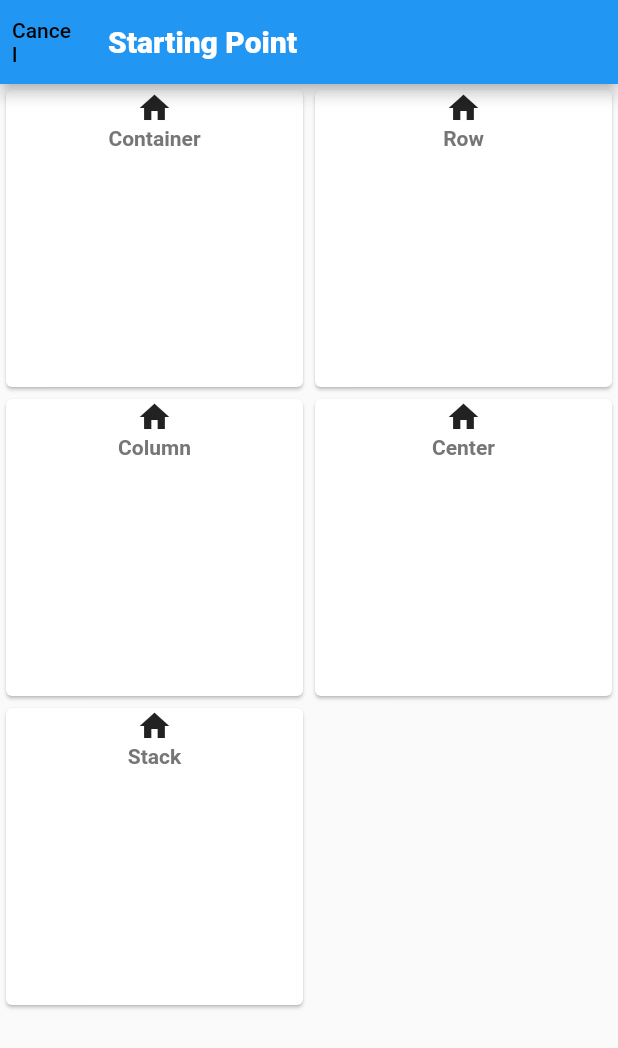
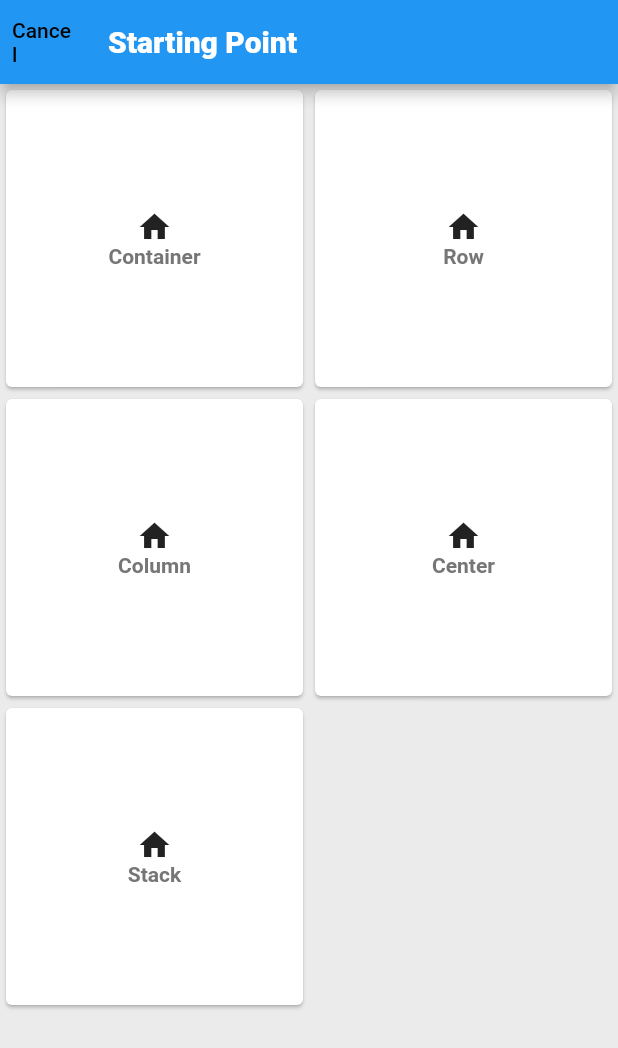
Before and after one commit to OmarHatem28/Try-It-Out, a Flutter app: the WidgetsScreen screen opened by its route, on a phone screen of 412 x 824 dp. Shown: the top 1048 px of the screen. Run offline on Flutter 3.47's test engine with Material 2 defaults, Android fonts, the light colour scheme and no system bars; our stand-ins replace equatable, logger, shared_preferences; accounts and stored records are empty.

Commit message:
Enable Editing widget attributes from tree Enable selecting which child tree to show in case of Multiple children widget

```diff
--- a/lib/main.dart
+++ b/lib/main.dart
@@ -70,6 +70,7 @@ class MyApp extends StatelessWidget {
         primary: Colors.black,
       ),
     ),
+    backgroundColor: const Color(0xffebebeb),
     primaryColor: ConstColors.primaryColor,
     textTheme: const TextTheme(
       headline6: TextStyle(color: ConstColors.darkGrey, fontSize: 20, fontWeight: FontWeight.w900),
--- a/lib/models/multiple_children_widget.dart
+++ b/lib/models/multiple_children_widget.dart
@@ -2,11 +2,14 @@ import 't_widget.dart';
 
 abstract class MultipleChildrenWidget extends TWidget {
   final List<TWidget> children;
+  int selectedChildIndex;
 
   MultipleChildrenWidget({
     this.children = const [],
+    this.selectedChildIndex = 0,
+    TWidget? parent,
     required String name,
     required String icon,
     required String route,
-  }) : super(name: name, icon: icon, route: route);
+  }) : super(name: name, icon: icon, route: route, parent: parent);
 }
--- a/lib/models/single_child_widget.dart
+++ b/lib/models/single_child_widget.dart
@@ -1,12 +1,13 @@
 import 't_widget.dart';
 
 abstract class SingleChildWidget extends TWidget {
-  final TWidget? child;
+  TWidget? child;
 
   SingleChildWidget({
     this.child,
+    TWidget? parent,
     required String name,
     required String icon,
     required String route,
-  }) : super(name: name, icon: icon, route: route);
+  }) : super(name: name, icon: icon, route: route, parent: parent);
 }
--- a/lib/models/t_widget.dart
+++ b/lib/models/t_widget.dart
@@ -4,8 +4,14 @@ abstract class TWidget {
   final String name;
   final String icon;
   final String route;
+  TWidget? parent;
 
-  TWidget({required this.name, required this.icon, required this.route});
+  TWidget({
+    required this.name,
+    required this.icon,
+    required this.route,
+    this.parent,
+  });
 
   Widget toWidget();
 }
--- a/lib/models/widget_model/t_center.dart
+++ b/lib/models/widget_model/t_center.dart
@@ -7,11 +7,13 @@ import 'package:try_it_out/models/t_widget.dart';
 class TCenter extends SingleChildWidget {
   TCenter({
     TWidget? child,
+    TWidget? parent,
   }) : super(
     name: ConstStrings.center,
     icon: ConstAssets.center,
     route: RouteGenerator.center,
     child: child,
+    parent: parent,
   );
 
   @override
--- a/lib/models/widget_model/t_container.dart
+++ b/lib/models/widget_model/t_container.dart
@@ -14,11 +14,13 @@ class TContainer extends SingleChildWidget {
     this.width,
     this.height,
     TWidget? child,
+    TWidget? parent,
   }) : super(
-          name: ConstStrings.container,
+    name: ConstStrings.container,
           icon: ConstAssets.container,
           route: RouteGenerator.container,
           child: child,
+          parent: parent,
         );
 
   @override
--- a/lib/models/widget_model/t_row.dart
+++ b/lib/models/widget_model/t_row.dart
@@ -9,12 +9,14 @@ class TRow extends MultipleChildrenWidget {
 
   TRow({
     List<TWidget> children = const [],
+    TWidget? parent,
     this.mainAxisAlignment,
   }) : super(
     name: ConstStrings.row,
     icon: ConstAssets.row,
     route: RouteGenerator.row,
     children: children,
+    parent: parent,
   );
 
   @override
--- a/lib/presentation/screens/widget_form/center.dart
+++ b/lib/presentation/screens/widget_form/center.dart
@@ -38,7 +38,9 @@ class _TCenterFormState extends State<TCenterForm> {
             onPressed: () {
               TWidget result = TCenter(
                 child: child,
+                parent: widget.oldState?.parent,
               );
+              child?.parent = result;
               Navigator.pop(context, result);
             },
             child: const Text("Done"),
--- a/lib/presentation/screens/widget_form/container.dart
+++ b/lib/presentation/screens/widget_form/container.dart
@@ -47,7 +47,9 @@ class _TContainerFormState extends State<TContainerForm> {
                 height: double.parse(heightController.text),
                 width: double.parse(widthController.text),
                 child: child,
+                parent: widget.oldState?.parent,
               );
+              child?.parent = result;
               Navigator.pop(context, result);
             },
             child: const Text("Done"),
--- a/lib/presentation/screens/widget_form/row.dart
+++ b/lib/presentation/screens/widget_form/row.dart
@@ -28,7 +28,7 @@ class _TRowFormState extends State<TRowForm> with AppStatefulWidget {
   Widget build(BuildContext context) {
     return Scaffold(
       appBar: AppBar(
-        title: const Text(ConstStrings.center),
+        title: const Text(ConstStrings.row),
         leading: TextButton(
           onPressed: () => Navigator.pop(context),
           child: const Text("Cancel"),
@@ -39,7 +39,9 @@ class _TRowFormState extends State<TRowForm> with AppStatefulWidget {
               TWidget result = TRow(
                 children: children,
                 mainAxisAlignment: MainAxisAlignment.spaceBetween,
+                parent: widget.oldState?.parent,
               );
+              children.forEach((element) => element.parent = result);
               Navigator.pop(context, result);
             },
             child: const Text("Done"),
--- a/lib/presentation/screens/widgets_screen.dart
+++ b/lib/presentation/screens/widgets_screen.dart
@@ -1,14 +1,18 @@
 import 'package:flutter/material.dart';
 import 'package:try_it_out/configs/constants.dart';
+import 'package:try_it_out/models/t_widget.dart';
+import 'package:try_it_out/presentation/mixins/app_stateless_widget.dart';
 
-class WidgetsScreen extends StatelessWidget {
+// ignore: must_be_immutable
+class WidgetsScreen extends StatelessWidget with AppStatelessWidget{
   final String? parent;
 
-  const WidgetsScreen(this.parent, {Key? key}) : super(key: key);
+  WidgetsScreen(this.parent, {Key? key}) : super(key: key);
 
   @override
-  Widget build(BuildContext context) {
+  Widget widgetBuilder(BuildContext context) {
     return Scaffold(
+      backgroundColor: themeData.backgroundColor,
       appBar: AppBar(
         title: Text(
           parent != null ? "$parent's child" : "Starting Point",
@@ -19,18 +23,20 @@ class WidgetsScreen extends StatelessWidget {
         ),
       ),
       body: GridView.builder(
-        gridDelegate: const SliverGridDelegateWithFixedCrossAxisCount(crossAxisCount: 2),
+        gridDelegate: SliverGridDelegateWithFixedCrossAxisCount(crossAxisCount: wp(100) > 800 ? 3 : 2),
         itemCount: ConstValues.widgets.length,
         itemBuilder: (context, i) {
           return InkWell(
             onTap: () async {
               var x = await Navigator.pushNamed(context, ConstValues.widgets[i].route);
-
-              Navigator.pop(context, x);
+              if (x is TWidget) {
+                Navigator.pop(context, x);
+              }
             },
             child: Card(
               child: Center(
                 child: Column(
+                  mainAxisAlignment: MainAxisAlignment.center,
                   children: [
                     const Icon(Icons.home),
                     Text(ConstValues.widgets[i].name),
```
Also changed, not shown: lib/presentation/screens/main_screen.dart (+46 -32 lines), lib/presentation/utilities/util.dart (+0 -7 lines).
